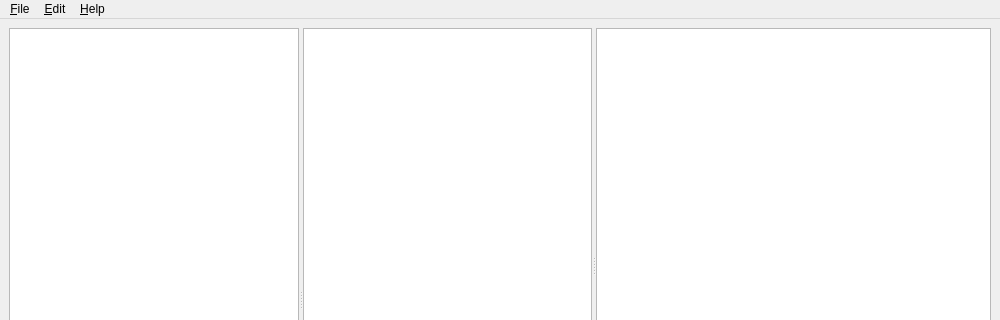
Qt form src/mpbgui/MainWindow.ui (dakrk/manatools) before a commit; both pictures show x 0 to 1000 and y 0 to 320 of the 1000 by 600 pixel window.
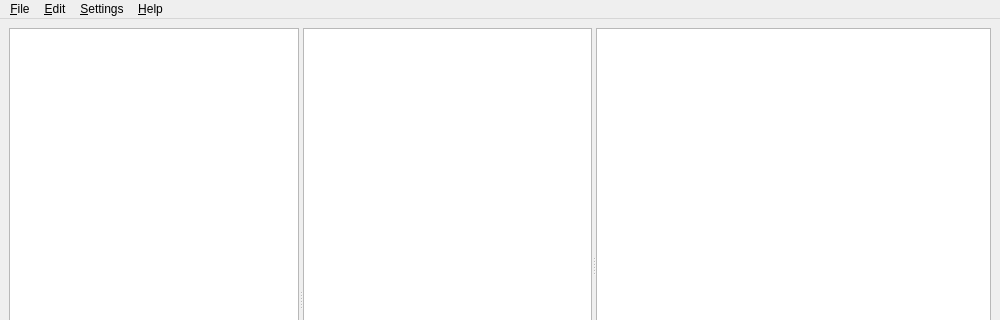
The same form after that commit. Icons and pictures are not drawn.

```diff
--- a/src/mpbgui/MainWindow.ui
+++ b/src/mpbgui/MainWindow.ui
@@ -377,8 +377,18 @@
     <addaction name="actionProperties"/>
     <addaction name="actionVelocities"/>
    </widget>
+   <widget class="QMenu" name="menuSettings">
+    <property name="title">
+     <string>&amp;Settings</string>
+    </property>
+    <property name="toolTipsVisible">
+     <bool>true</bool>
+    </property>
+    <addaction name="actionGuessToneSize"/>
+   </widget>
    <addaction name="menuFile"/>
    <addaction name="menuEdit"/>
+   <addaction name="menuSettings"/>
    <addaction name="menuHelp"/>
   </widget>
   <widget class="QStatusBar" name="statusbar"/>
```
Left out of the diff: 12 changed lines with no effect on the pictures.
